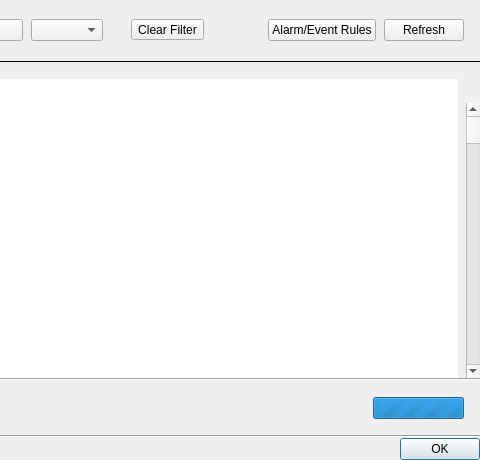
Above: client/src/ui/dialogs/event_log_dialog.ui from networkoptix/nx_open before the change; both pictures show x 403 to 883 and y 0 to 460 of the 883 by 460 pixel window. Below: the same form after it.
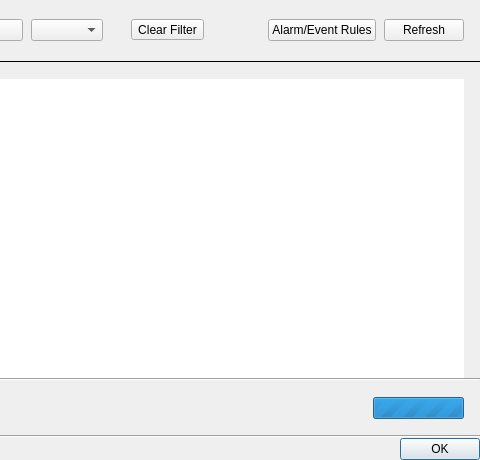
That is the form after the change. Custom widgets are drawn as their Qt base class.

Commit message:
Replace usages of QnScrollBarProxy with QnSnappedScrollBar.
<==== Mercurial data ====>
Branch: new_style

The edit to the form file:
```diff
--- a/client/src/ui/dialogs/event_log_dialog.ui
+++ b/client/src/ui/dialogs/event_log_dialog.ui
@@ -231,12 +231,12 @@
        </property>
        <item>
         <layout class="QHBoxLayout" name="tableLayout">
-         <property name="spacing">
-          <number>8</number>
-         </property>
          <property name="leftMargin">
           <number>16</number>
          </property>
+         <property name="rightMargin">
+          <number>16</number>
+         </property>
          <item>
           <widget class="QnTableView" name="gridEvents">
            <property name="mouseTracking">
@@ -274,33 +274,6 @@
            </attribute>
           </widget>
          </item>
-         <item>
-          <layout class="QVBoxLayout" name="scrollBarLayout" stretch="0,1">
-           <property name="spacing">
-            <number>0</number>
-           </property>
-           <property name="leftMargin">
-            <number>0</number>
-           </property>
-           <item>
-            <widget class="QWidget" name="scrollBarPlaceholder" native="true">
-             <property name="minimumSize">
-              <size>
-               <width>8</width>
-               <height>24</height>
-              </size>
-             </property>
-            </widget>
-           </item>
-           <item>
-            <widget class="QScrollBar" name="verticalScrollBar">
-             <property name="orientation">
-              <enum>Qt::Vertical</enum>
-             </property>
-            </widget>
-           </item>
-          </layout>
-         </item>
         </layout>
        </item>
        <item>
```
The commit also changes 8 other files.
